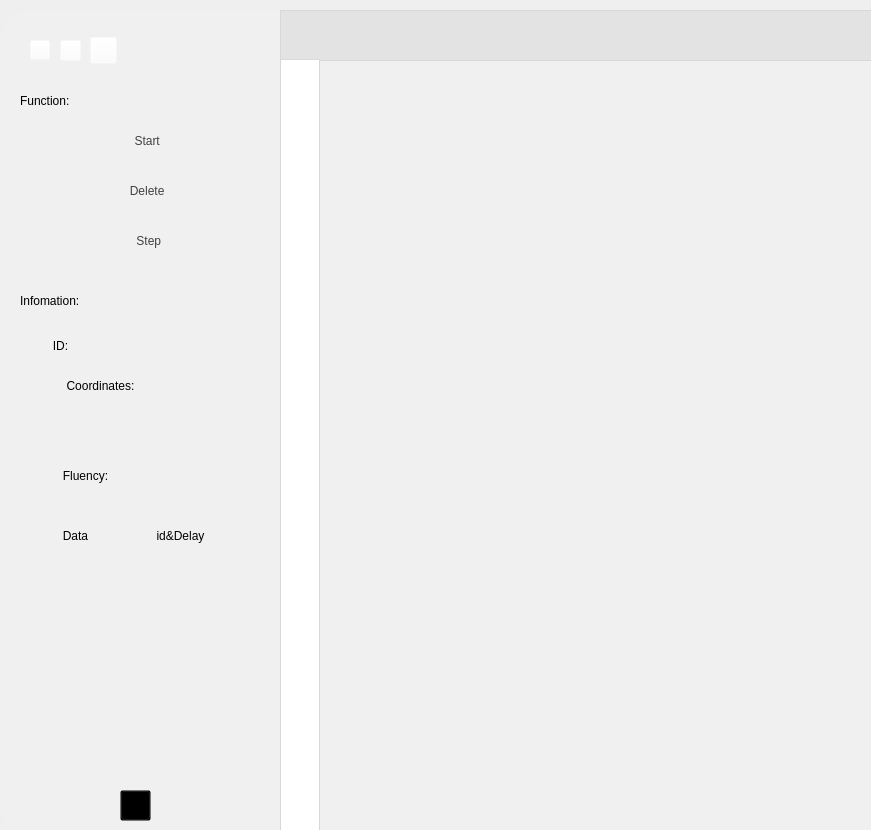
Above: total.ui from JC-Chen1/p2p_network_simulator before the change; both pictures show x 0 to 871 and y 0 to 830 of the 1338 by 830 pixel window. Below: the same form after it.
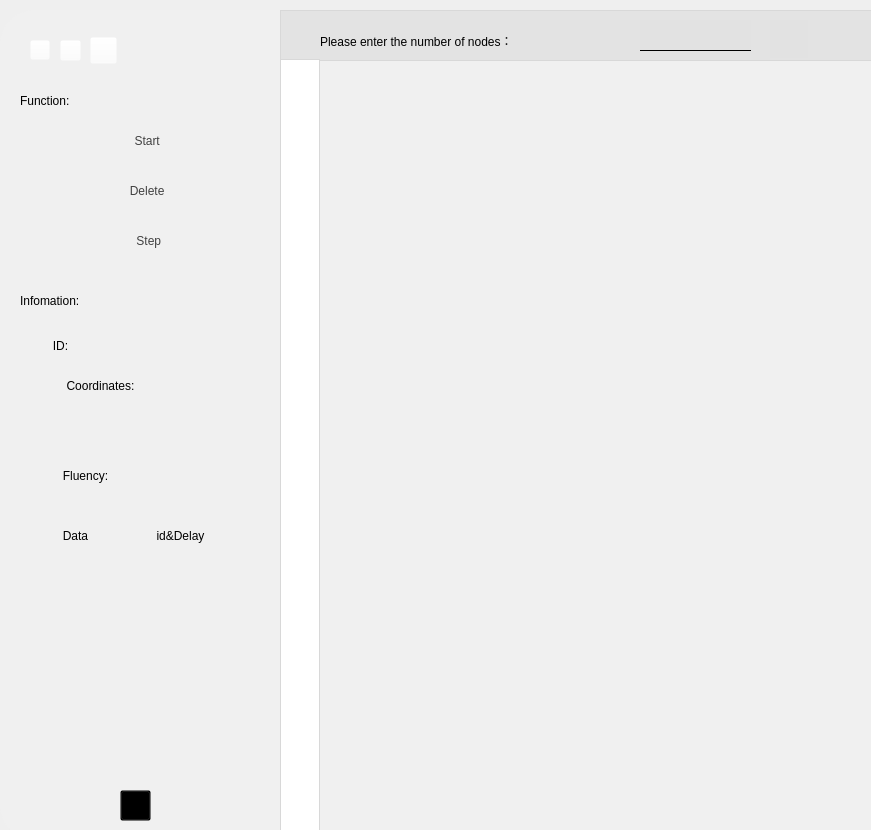
That is the form after the change. Icons and pictures are not drawn.

What changed in the file:
```diff
--- a/total.ui
+++ b/total.ui
@@ -176,7 +176,7 @@
    <widget class="QLabel" name="label_id">
     <property name="geometry">
      <rect>
-      <x>160</x>
+      <x>140</x>
       <y>320</y>
       <width>111</width>
       <height>31</height>
@@ -216,7 +216,7 @@
       <x>40</x>
       <y>550</y>
       <width>81</width>
-      <height>221</height>
+      <height>191</height>
      </rect>
     </property>
     <property name="styleSheet">
@@ -321,6 +321,65 @@
     <property name="lineWidth">
      <number>1</number>
     </property>
+    <widget class="QLineEdit" name="lineEdit">
+     <property name="geometry">
+      <rect>
+       <x>360</x>
+       <y>10</y>
+       <width>111</width>
+       <height>31</height>
+      </rect>
+     </property>
+     <property name="styleSheet">
+      <string notr="true">border: none;
+border-bottom: 1px solid black;
+font: 700 14pt &quot;Adobe Caslon Pro Bold&quot;;
+color: rgb(0, 85, 0);</string>
+     </property>
+     <property name="text">
+      <string/>
+     </property>
+     <property name="alignment">
+      <set>Qt::AlignLeading|Qt::AlignLeft|Qt::AlignVCenter</set>
+     </property>
+    </widget>
+    <widget class="QLabel" name="label_3">
+     <property name="geometry">
+      <rect>
+       <x>40</x>
+       <y>10</y>
+       <width>301</width>
+       <height>41</height>
+      </rect>
+     </property>
+     <property name="styleSheet">
+      <string notr="true">QLabel{font: 700 16pt &quot;Adobe Caslon Pro Bold&quot;;
+background:transparent;border: none;
+border-radius:0px}</string>
+     </property>
+     <property name="text">
+      <string>Please enter the number of nodes：</string>
+     </property>
+    </widget>
+    <widget class="QPushButton" name="pushButton_generate">
+     <property name="geometry">
+      <rect>
+       <x>490</x>
+       <y>10</y>
+       <width>38</width>
+       <height>38</height>
+      </rect>
+     </property>
+     <property name="styleSheet">
+      <string notr="true">border:none;
+border-radius:0px;
+border-image: url(:/generate.png);
+</string>
+     </property>
+     <property name="text">
+      <string/>
+     </property>
+    </widget>
    </widget>
    <widget class="QFrame" name="frame_2">
     <property name="geometry">
```
